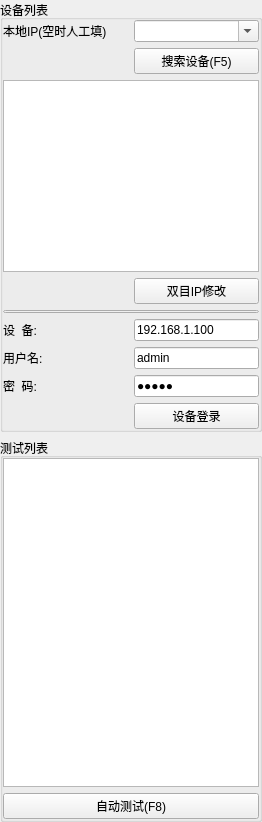
Before: the Qt Designer form 3_script/python/GUI/qt/test_case/oqc_tool/w21_dev_and_test.ui in Ziv-Android/Note, drawn with Qt 5.
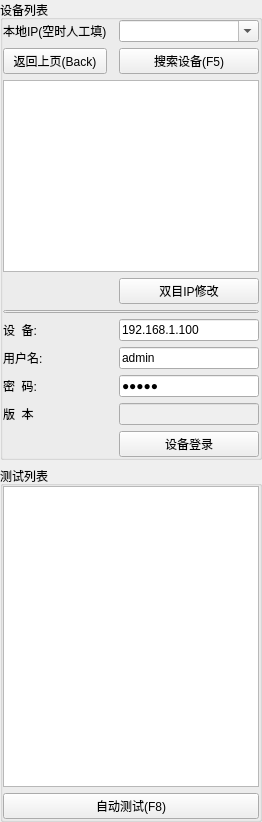
After: the same form once the commit is applied.

```diff
--- a/3_script/python/GUI/qt/test_case/oqc_tool/w21_dev_and_test.ui
+++ b/3_script/python/GUI/qt/test_case/oqc_tool/w21_dev_and_test.ui
@@ -47,14 +47,7 @@
       <property name="spacing">
        <number>6</number>
       </property>
-      <item row="1" column="0">
-       <widget class="QLabel" name="label_4">
-        <property name="text">
-         <string>本地IP(空时人工填)</string>
-        </property>
-       </widget>
-      </item>
-      <item row="5" column="0" colspan="2">
+      <item row="5" column="0" colspan="3">
        <widget class="QPushButton" name="pushButton_2">
         <property name="maximumSize">
          <size>
@@ -67,6 +60,30 @@
         </property>
        </widget>
       </item>
+      <item row="7" column="2">
+       <widget class="QLineEdit" name="pUsernameEdit">
+        <property name="text">
+         <string>admin</string>
+        </property>
+       </widget>
+      </item>
+      <item row="8" column="2">
+       <widget class="QLineEdit" name="pPasswordEdit">
+        <property name="text">
+         <string>admin</string>
+        </property>
+        <property name="echoMode">
+         <enum>QLineEdit::PasswordEchoOnEdit</enum>
+        </property>
+       </widget>
+      </item>
+      <item row="4" column="2">
+       <widget class="QPushButton" name="pExchangeIPBtn">
+        <property name="text">
+         <string>双目IP修改</string>
+        </property>
+       </widget>
+      </item>
       <item row="7" column="0">
        <widget class="QLabel" name="label">
         <property name="text">
@@ -74,7 +91,21 @@
         </property>
        </widget>
       </item>
-      <item row="1" column="1">
+      <item row="8" column="0">
+       <widget class="QLabel" name="label_2">
+        <property name="text">
+         <string>密  码:</string>
+        </property>
+       </widget>
+      </item>
+      <item row="9" column="0">
+       <widget class="QLabel" name="label_5">
+        <property name="text">
+         <string>版  本</string>
+        </property>
+       </widget>
+      </item>
+      <item row="1" column="2">
        <widget class="QComboBox" name="pLocalHostCBox">
         <property name="editable">
          <bool>true</bool>
@@ -84,73 +115,42 @@
         </property>
        </widget>
       </item>
-      <item row="8" column="0">
-       <widget class="QLabel" name="label_2">
-        <property name="text">
-         <string>密  码:</string>
-        </property>
-       </widget>
-      </item>
-      <item row="2" column="0">
-       <spacer name="horizontalSpacer">
-        <property name="orientation">
-         <enum>Qt::Horizontal</enum>
-        </property>
-        <property name="sizeHint" stdset="0">
-         <size>
-          <width>40</width>
-          <height>20</height>
-         </size>
-        </property>
-       </spacer>
-      </item>
-      <item row="4" column="1">
-       <widget class="QPushButton" name="pExchangeIPBtn">
-        <property name="text">
-         <string>双目IP修改</string>
-        </property>
-       </widget>
-      </item>
-      <item row="2" column="1">
+      <item row="2" column="2">
        <widget class="QPushButton" name="pSearchButton">
         <property name="text">
          <string>搜索设备(F5)</string>
         </property>
+        <property name="shortcut">
+         <string>F5</string>
+        </property>
        </widget>
       </item>
-      <item row="8" column="1">
-       <widget class="QLineEdit" name="pPasswordEdit">
+      <item row="1" column="0">
+       <widget class="QLabel" name="label_4">
         <property name="text">
-         <string>admin</string>
+         <string>本地IP(空时人工填)</string>
         </property>
-        <property name="echoMode">
-         <enum>QLineEdit::PasswordEchoOnEdit</enum>
-        </property>
        </widget>
       </item>
-      <item row="6" column="0">
-       <widget class="QLabel" name="label_3">
+      <item row="2" column="0">
+       <widget class="QPushButton" name="pBackButton">
         <property name="text">
-         <string>设  备:</string>
+         <string>返回上页(Back)</string>
         </property>
+        <property name="shortcut">
+         <string>Backspace</string>
+        </property>
        </widget>
       </item>
-      <item row="3" column="0" colspan="2">
-       <widget class="QListWidget" name="pDevListWidget"/>
-      </item>
-      <item row="6" column="1">
+      <item row="6" column="2">
        <widget class="QLineEdit" name="pDevHostEdit">
         <property name="text">
          <string>192.168.1.100</string>
         </property>
        </widget>
       </item>
-      <item row="7" column="1">
-       <widget class="QLineEdit" name="pUsernameEdit">
-        <property name="text">
-         <string>admin</string>
-        </property>
-       </widget>
+      <item row="3" column="0" colspan="3">
+       <widget class="QListWidget" name="pDevListWidget"/>
       </item>
       <item row="4" column="0">
        <widget class="QLabel" name="lExchangeIPResult">
@@ -159,13 +159,27 @@
         </property>
        </widget>
       </item>
-      <item row="9" column="1">
+      <item row="6" column="0">
+       <widget class="QLabel" name="label_3">
+        <property name="text">
+         <string>设  备:</string>
+        </property>
+       </widget>
+      </item>
+      <item row="10" column="2">
        <widget class="QPushButton" name="pLoginButton">
         <property name="text">
          <string>设备登录</string>
         </property>
        </widget>
       </item>
+      <item row="9" column="2">
+       <widget class="QLineEdit" name="lineEdit_soft_version">
+        <property name="enabled">
+         <bool>false</bool>
+        </property>
+       </widget>
+      </item>
      </layout>
     </widget>
    </item>
@@ -195,6 +209,9 @@
         <property name="text">
          <string>自动测试(F8)</string>
         </property>
+        <property name="shortcut">
+         <string>F8</string>
+        </property>
        </widget>
       </item>
      </layout>
```
